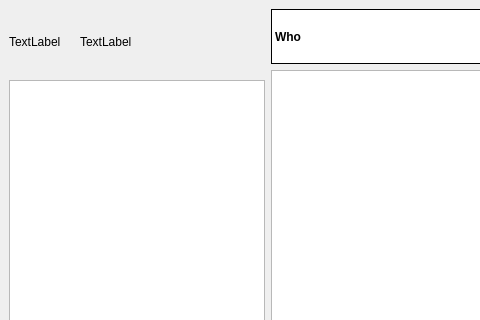
Above: simplechat.ui from junyussh/MumiChat-Client before the change; both pictures show x 0 to 480 and y 0 to 320 of the 800 by 600 pixel window. Below: the same form after it.
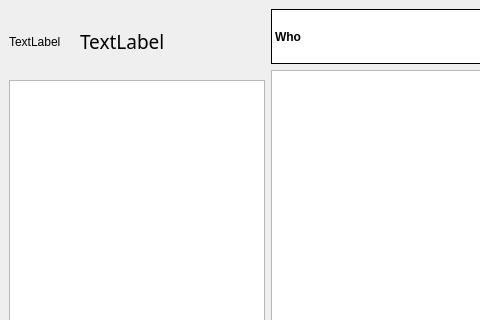
That is the form after the change. Icons and pictures are not drawn.

Patch:
```diff
--- a/simplechat.ui
+++ b/simplechat.ui
@@ -34,6 +34,15 @@
           <height>65</height>
          </size>
         </property>
+        <property name="font">
+         <font>
+          <family>Adobe Arabic</family>
+          <pointsize>14</pointsize>
+         </font>
+        </property>
+        <property name="styleSheet">
+         <string notr="true">padding-left: 1em;</string>
+        </property>
         <property name="text">
          <string>TextLabel</string>
         </property>
```
